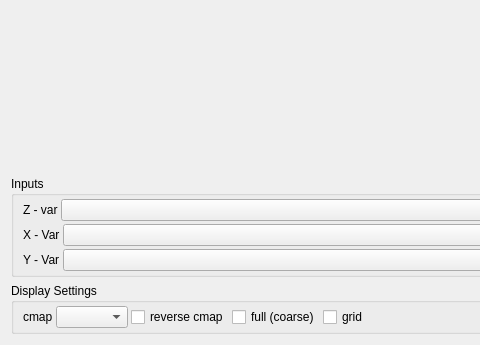
This is ncv/ui/contour_panel.ui in SanjeevBashyal/ncv as Qt 5 draws it before an edit; both pictures show x 0 to 480 and y 415 to 760 of the 1000 by 760 pixel window. The edited form follows.
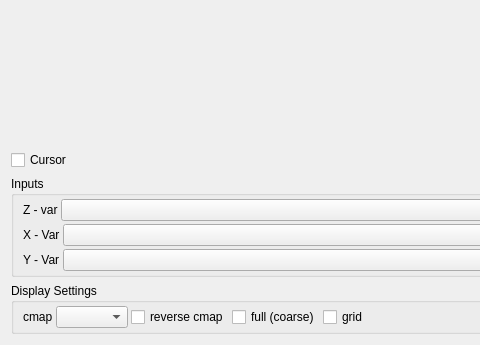
This is the edited form.

Diff of the .ui file:
```diff
--- a/ncv/ui/contour_panel.ui
+++ b/ncv/ui/contour_panel.ui
@@ -43,6 +43,19 @@
    </item>
    <item>
     <layout class="QHBoxLayout" name="horizontalLayout_status">
+     <item>
+      <widget class="QCheckBox" name="checkBox_cursor">
+       <property name="toolTip">
+        <string>Show the value under the mouse</string>
+       </property>
+       <property name="text">
+        <string>Cursor</string>
+       </property>
+       <property name="checked">
+        <bool>false</bool>
+       </property>
+      </widget>
+     </item>
      <item>
       <widget class="QLabel" name="label_cursor">
        <property name="toolTip">
```
